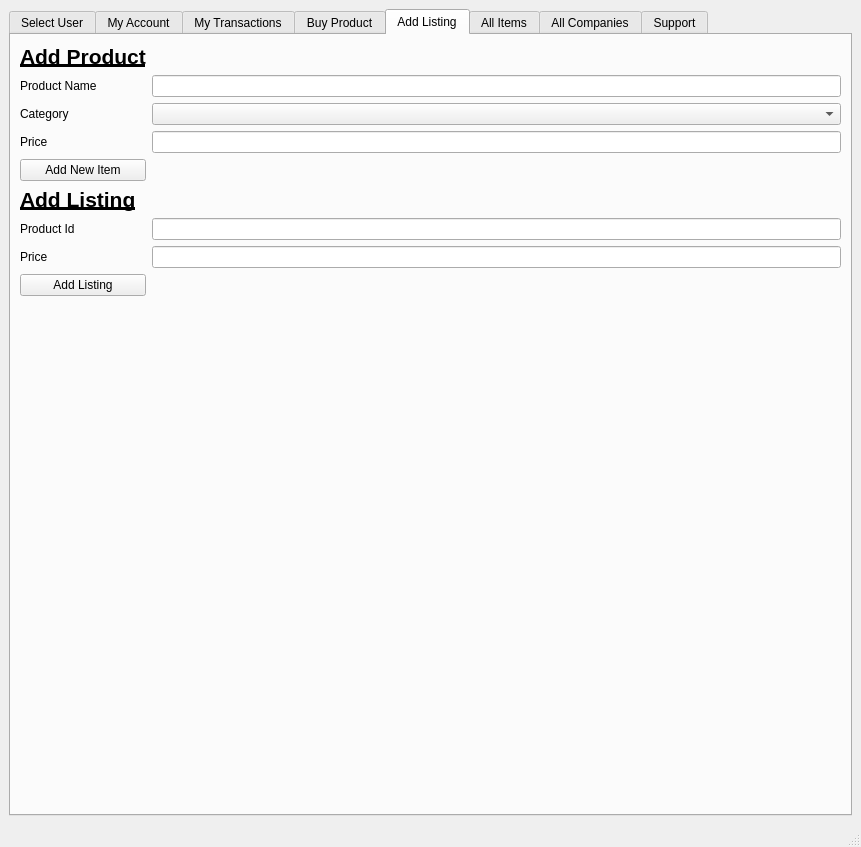
This is app.ui in ppublicgit/CS687 as Qt 5 draws it before an edit. The edited form follows.
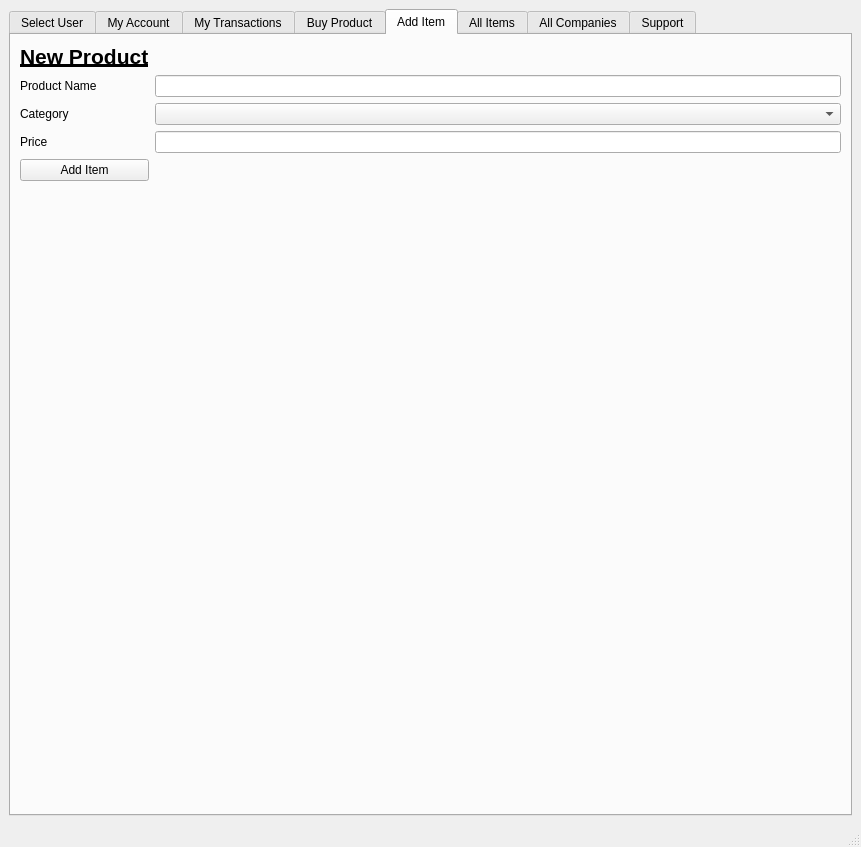
This is the edited form. The open tabs and pages were chosen to show the change.

Commit message: Finished and added listing with cleaner code

```diff
--- a/app.ui
+++ b/app.ui
@@ -565,57 +565,13 @@
         </widget>
         <widget class="QWidget" name="tab_companies">
          <attribute name="title">
-          <string>Add Listing</string>
+          <string>Add Item</string>
          </attribute>
          <layout class="QGridLayout" name="gridLayout_3">
           <item row="2" column="0">
            <layout class="QHBoxLayout" name="horizontalLayout_4">
             <item>
              <layout class="QGridLayout" name="gridLayout_5">
-              <item row="7" column="0">
-               <widget class="QLabel" name="label_12">
-                <property name="text">
-                 <string>Price</string>
-                </property>
-               </widget>
-              </item>
-              <item row="0" column="0">
-               <widget class="QLabel" name="label_search_options_2">
-                <property name="font">
-                 <font>
-                  <pointsize>16</pointsize>
-                  <weight>75</weight>
-                  <bold>true</bold>
-                  <underline>true</underline>
-                 </font>
-                </property>
-                <property name="text">
-                 <string>Add Product</string>
-                </property>
-               </widget>
-              </item>
-              <item row="6" column="0">
-               <widget class="QLabel" name="label_11">
-                <property name="text">
-                 <string>Product Id</string>
-                </property>
-               </widget>
-              </item>
-              <item row="5" column="0">
-               <widget class="QLabel" name="label_search_options">
-                <property name="font">
-                 <font>
-                  <pointsize>16</pointsize>
-                  <weight>75</weight>
-                  <bold>true</bold>
-                  <underline>true</underline>
-                 </font>
-                </property>
-                <property name="text">
-                 <string>Add Listing</string>
-                </property>
-               </widget>
-              </item>
               <item row="2" column="2">
                <widget class="QComboBox" name="cb_new_item_category"/>
               </item>
@@ -643,7 +599,7 @@
                 </property>
                </widget>
               </item>
-              <item row="9" column="0">
+              <item row="5" column="0">
                <spacer name="verticalSpacer_4">
                 <property name="orientation">
                  <enum>Qt::Vertical</enum>
@@ -656,29 +612,31 @@
                 </property>
                </spacer>
               </item>
+              <item row="0" column="0">
+               <widget class="QLabel" name="label_search_options">
+                <property name="font">
+                 <font>
+                  <pointsize>16</pointsize>
+                  <weight>75</weight>
+                  <bold>true</bold>
+                  <underline>true</underline>
+                 </font>
+                </property>
+                <property name="text">
+                 <string>New Product</string>
+                </property>
+               </widget>
+              </item>
               <item row="1" column="2">
                <widget class="QLineEdit" name="le_new_item_name"/>
               </item>
               <item row="4" column="0">
                <widget class="QPushButton" name="pb_new_item">
                 <property name="text">
-                 <string>Add New Item</string>
+                 <string>Add Item</string>
                 </property>
                </widget>
               </item>
-              <item row="8" column="0">
-               <widget class="QPushButton" name="pb_change_listing">
-                <property name="text">
-                 <string>Add Listing</string>
-                </property>
-               </widget>
-              </item>
-              <item row="6" column="2">
-               <widget class="QLineEdit" name="le_change_listing_pid"/>
-              </item>
-              <item row="7" column="2">
-               <widget class="QLineEdit" name="le_change_listing_price"/>
-              </item>
              </layout>
             </item>
             <item>
```
Left out of the diff: 2 changed lines with no effect on the pictures. The commit also changes 3 other files.
